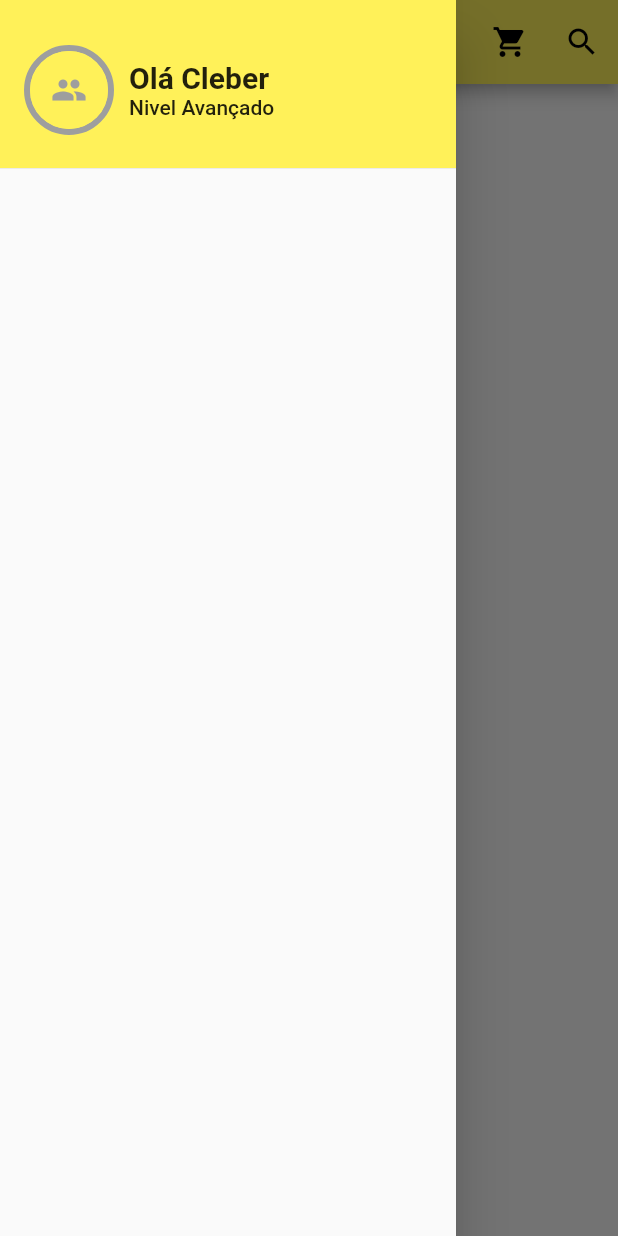
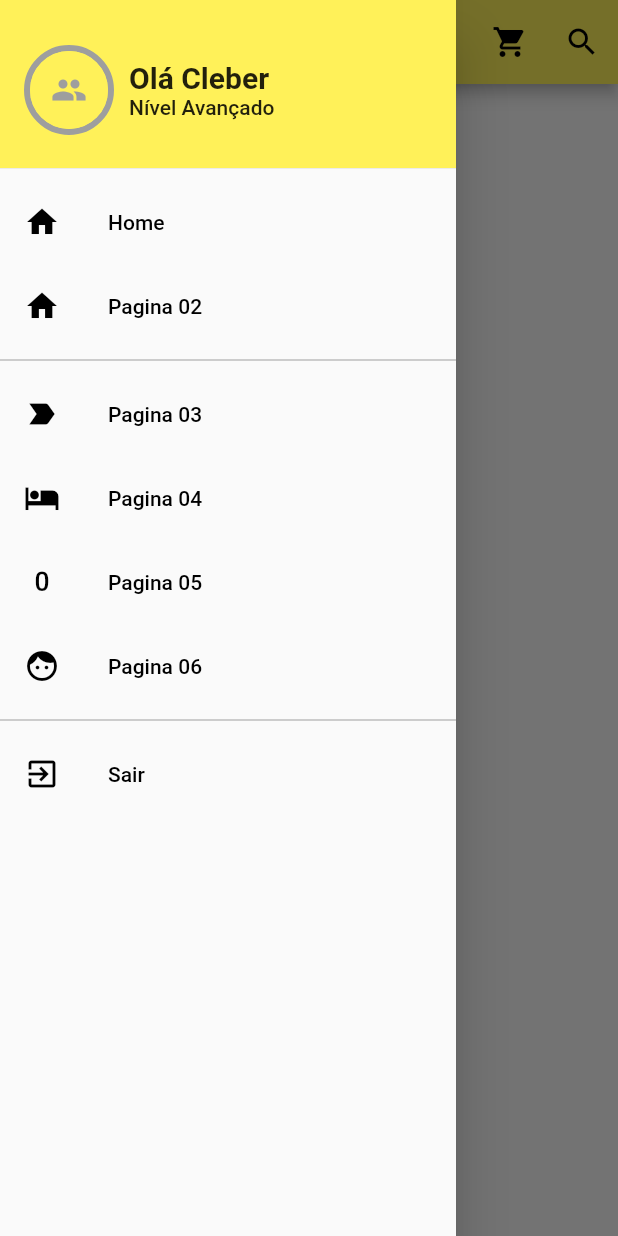
Before and after one commit to Cleber-0101/Clonando-App-do-mercado-Livre-, a Flutter app: the screen it shows after launch, with the side drawer open, on a phone screen of 412 x 824 dp. Run offline on Flutter 3.47's test engine with Material 2 defaults, Android fonts, the phone set to English and light mode, and no system bars.

Commit message:
Realizando a criação do menu drawer

```diff
--- a/app/lib/main.dart
+++ b/app/lib/main.dart
@@ -35,7 +35,7 @@ class _HomeMyAppState extends State<HomeMyApp> {
       ),
       appBar: AppBar(
         iconTheme: IconThemeData(color: Colors.black),
-        title: Text('Mercadão livre ', style: TextStyle(color: Colors.black)),
+        title: Text('Mercado livre ', style: TextStyle(color: Colors.black)),
         backgroundColor: Color.fromRGBO(255, 241, 89, 1),
         actions: <Widget>[
           IconButton(
--- a/app/lib/widgets/app_bar_search.dart
+++ b/app/lib/widgets/app_bar_search.dart
@@ -23,8 +23,13 @@ class AppSearchBar extends SearchDelegate<String> {
     'Torradeira'
   ];
 
-  //salva local no proprio aplicativo
-  final recenteSearchs = ['Mackbook', 'Iphone', 'ipad'];
+  final recenteSearchs = [
+    'Micro-ondas',
+    'Secador de Cabelo',
+    'Ventilador',
+    'Chaleira Elétrica',
+    'Torradeira'
+  ];
 
   @override
   List<Widget>? buildActions(BuildContext context) {
--- a/app/lib/widgets/app_menu_drawer.dart
+++ b/app/lib/widgets/app_menu_drawer.dart
@@ -1,7 +1,7 @@
 import 'package:flutter/material.dart';
 
 class AppMenuDrawer extends StatelessWidget {
-  const AppMenuDrawer({super.key});
+  const AppMenuDrawer({Key? key}) : super(key: key);
 
   @override
   Widget build(BuildContext context) {
@@ -39,15 +39,43 @@ class AppMenuDrawer extends StatelessWidget {
                         style: TextStyle(
                             fontSize: 20.0, fontWeight: FontWeight.bold),
                       ),
-                      Text('Nivel Avançado'),
+                      Text('Nível Avançado'),
                     ],
                   ),
                 )
               ],
             ),
           ),
-        )
+        ),
+        _itemDrawer(icon: Icon(Icons.home), text: 'Home'),
+        _itemDrawer(icon: Icon(Icons.home), text: 'Pagina 02'),
+        Divider(
+          color: Colors.grey,
+        ),
+        _itemDrawer(icon: Icon(Icons.label_important), text: 'Pagina 03'),
+        _itemDrawer(icon: Icon(Icons.hotel), text: 'Pagina 04'),
+        _itemDrawer(icon: Icon(Icons.exposure_zero), text: 'Pagina 05'),
+        _itemDrawer(icon: Icon(Icons.face), text: 'Pagina 06'),
+        Divider(
+          color: Colors.grey,
+        ),
+        _itemDrawer(icon: Icon(Icons.exit_to_app), text: 'Sair'),
       ],
     );
   }
+
+  // Método de criação
+  Widget _itemDrawer({Icon? icon, String? text, String? badge = ''}) {
+    return ListTile(
+      leading: IconTheme(
+        child: icon!,
+        data: IconThemeData(color: Colors.black),
+      ),
+      title: Text(
+        text!,
+        style: TextStyle(color: Colors.black),
+      ),
+      onTap: () {},
+    );
+  }
 }
```
